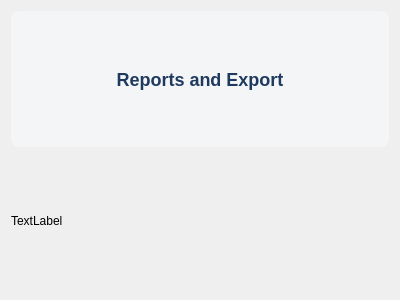
The window that ui/ReportsView.ui (MagdaOleksandrTeam/ProductionPlanner) describes before a commit, drawn with Qt 5.
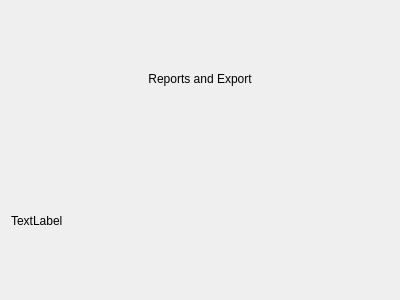
The same window after the commit.

The edit to the form file:
```diff
--- a/ui/ReportsView.ui
+++ b/ui/ReportsView.ui
@@ -17,11 +17,7 @@
    <item>
     <widget class="QLabel" name="label">
      <property name="styleSheet">
-      <string notr="true">font-size: 18px;
-font-weight: bold;
-color: #1E3A5F;
-background-color: #F4F5F7;
-border-radius: 8px;</string>
+      <string notr="true"/>
      </property>
      <property name="text">
       <string>Reports and Export</string>
```
Left out of the diff: 6 changed lines with no effect on the pictures.
